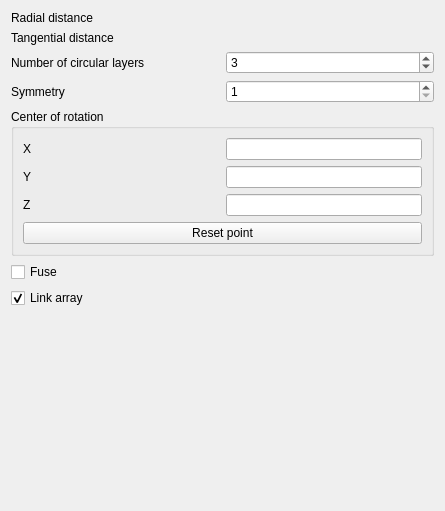
Before: the Qt Designer form src/Mod/Draft/Resources/ui/TaskPanel_CircularArray.ui in snorkel-marlin-repos/FreeCAD_FreeCAD_pr_21944_568da482-e9db-48e2-b9bf-4e5c63965329, drawn with Qt 5.
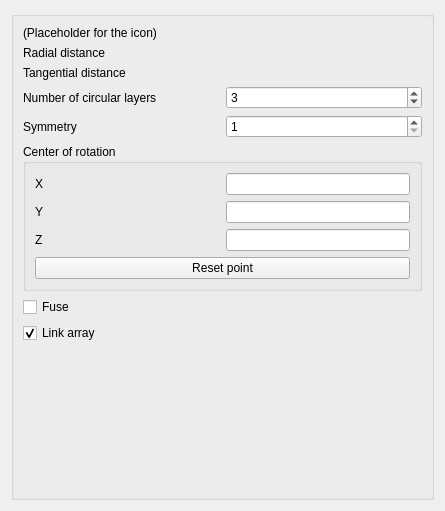
After: the same form once the commit is applied. Custom widgets are drawn as their Qt base class.

What changed in the file:
```diff
--- a/src/Mod/Draft/Resources/ui/TaskPanel_CircularArray.ui
+++ b/src/Mod/Draft/Resources/ui/TaskPanel_CircularArray.ui
@@ -26,7 +26,26 @@
    <string>Circular array</string>
   </property>
   <layout class="QGridLayout" name="gridLayout_3">
+   <item row="1" column="0">
+    <widget class="QGroupBox" name="main_group">
+     <property name="sizePolicy">
+      <sizepolicy hsizetype="Preferred" vsizetype="Minimum">
+       <horstretch>0</horstretch>
+       <verstretch>0</verstretch>
+      </sizepolicy>
+     </property>
+     <property name="title">
+      <string/>
+     </property>
+     <layout class="QGridLayout" name="gridLayout_4">
    <item row="0" column="0">
+       <widget class="QLabel" name="label_icon">
+        <property name="text">
+         <string notr="true">(Placeholder for the icon)</string>
+        </property>
+       </widget>
+      </item>
+     <item row="1" column="0">
     <layout class="QGridLayout" name="grid_values">
      <item row="0" column="0">
       <widget class="QLabel" name="label_r_distance">
@@ -129,7 +148,7 @@
      </item>
      </layout>
    </item>
-   <item row="1" column="0">
+      <item row="5" column="0">
     <widget class="QGroupBox" name="group_center">
      <property name="toolTip">
       <string>The coordinates of the point through which the axis of rotation passes.
@@ -216,7 +235,7 @@
      </layout>
     </widget>
    </item>
-   <item row="2" column="0">
+      <item row="6" column="0">
     <layout class="QVBoxLayout" name="vertical_layout">
      <item>
       <widget class="QCheckBox" name="checkbox_fuse">
@@ -245,7 +264,7 @@
      </item>
     </layout>
    </item>
-   <item row="3" column="0">
+      <item row="9" column="0">
     <spacer name="verticalSpacer">
      <property name="orientation">
       <enum>Qt::Vertical</enum>
@@ -257,6 +276,9 @@
       </size>
      </property>
     </spacer>
+      </item>
+      </layout>
+    </widget>
    </item>
   </layout>
  </widget>
```
Left out of the diff: 10 changed lines with no effect on the pictures. Lines whose indentation alone changed are shown as unchanged.
